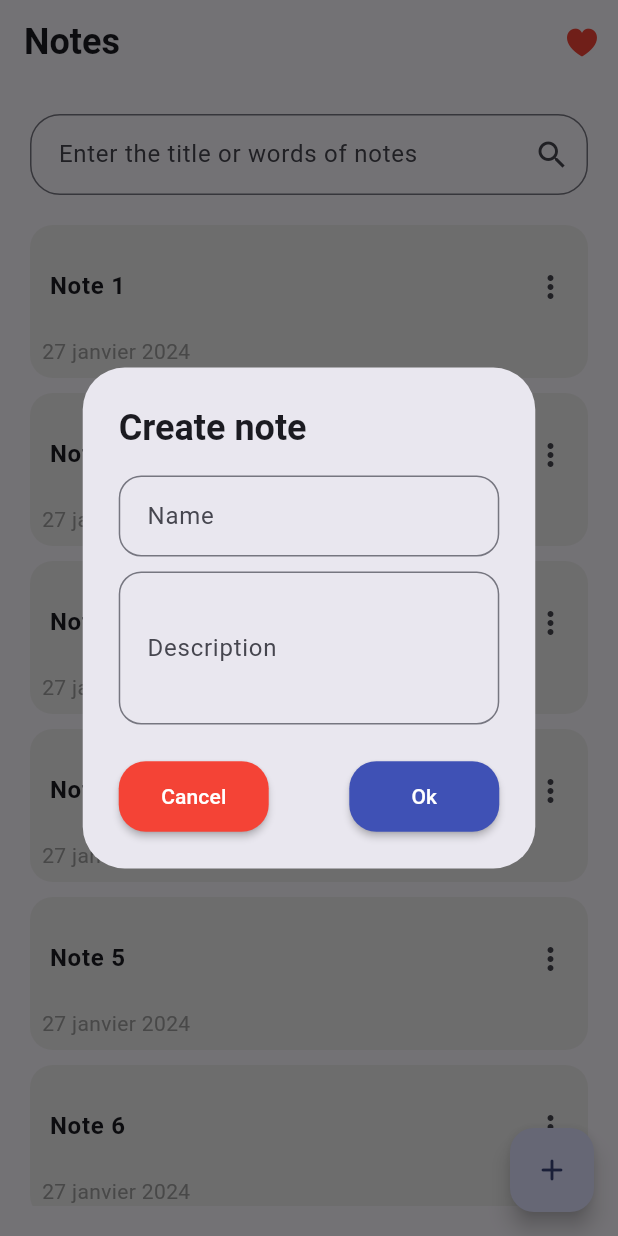
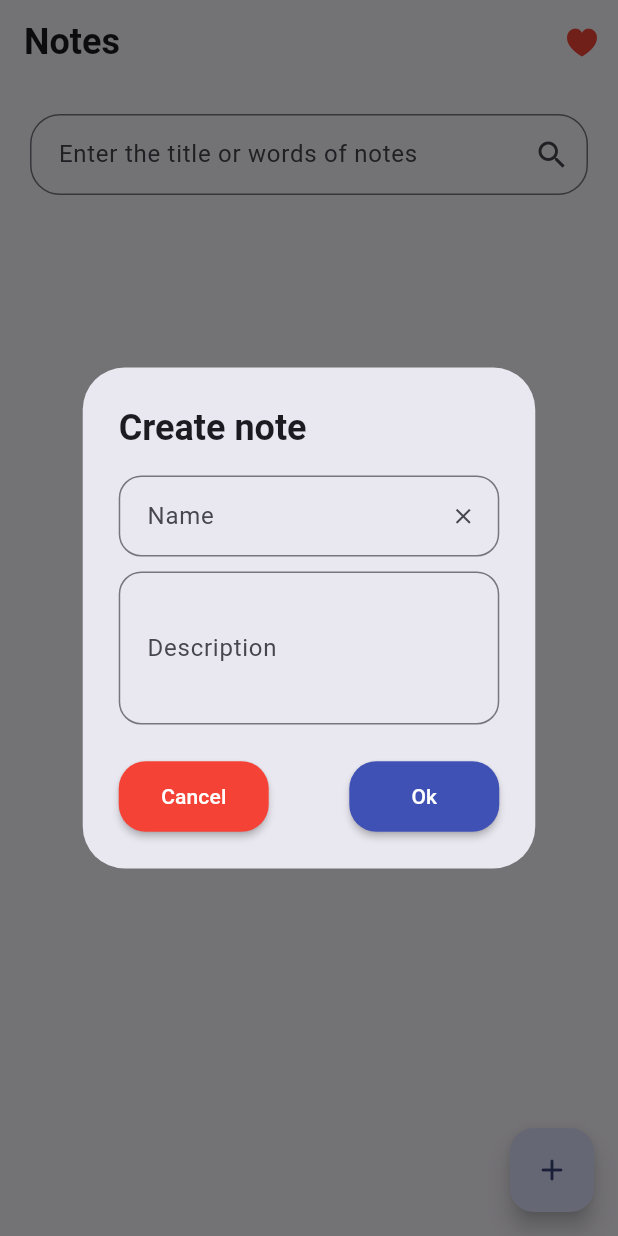
Before and after one commit to nmeedg/todoapp-flutter, a Flutter app: the screen it shows after launch, after a tap on the "add" icon, on a phone screen of 412 x 824 dp. Run offline on Flutter 3.47's test engine with Material 3 defaults, Android fonts, the phone set to English and light mode, and no system bars; our stand-ins replace get, hive, hive_flutter; accounts and stored records are empty.

Commit message:
add note

```diff
--- a/lib/main.dart
+++ b/lib/main.dart
@@ -1,8 +1,15 @@
 import 'package:flutter/cupertino.dart';
 import 'package:flutter/material.dart';
 import 'package:get/get.dart';
+import 'package:hive_flutter/hive_flutter.dart';
+import 'package:todoapp/like.dart';
 
-void main() {
+import 'note.dart';
+
+void main() async {
+  await Hive.initFlutter();
+  Hive.registerAdapter(NoteAdapter());
+  await Hive.openBox<Note>("notesBox");
   runApp(const MyApp());
 }
 
@@ -35,14 +42,20 @@ class MyHomePage extends StatefulWidget {
 
 class _MyHomePageState extends State<MyHomePage> {
   late TextEditingController _textController;
-
+  late TextEditingController _tempTextController;
+  late TextEditingController _tempDescController;
   void submitText() {
     debugPrint(_textController.text);
   }
 
+  late Box<Note> box;
+
   @override
   void initState() {
     _textController = TextEditingController();
+    _tempDescController = TextEditingController();
+    _tempTextController = TextEditingController();
+    box = Hive.box("notesBox");
     super.initState();
   }
 
@@ -56,7 +69,14 @@ class _MyHomePageState extends State<MyHomePage> {
           style: TextStyle(fontWeight: FontWeight.bold, fontSize: 24),
         ),
         actions: [
-          IconButton(onPressed: (){}, icon: Icon(CupertinoIcons.heart_fill,color: Colors.red,))
+          IconButton(
+              onPressed: () {
+                Get.to(()=> Like());
+              },
+              icon: Icon(
+                CupertinoIcons.heart_fill,
+                color: Colors.red,
+              ))
         ],
       ),
       body: Padding(
@@ -78,11 +98,20 @@ class _MyHomePageState extends State<MyHomePage> {
               height: 20,
             ),
             Expanded(
-                child: ListView.separated(
-                    itemBuilder: (ctx, index) => Container(
+                child: ValueListenableBuilder(
+                    valueListenable: box.listenable(),
+                    builder: (ctx, mybox, _) {
+                      if (mybox.length == 0) {
+                        return Center(
+                          child: Text("List of notes is empty"),
+                        );
+                      }
+                      return ListView.separated(
+                        physics: BouncingScrollPhysics(),
+                        itemBuilder: (ctx2, index) => Container(
                           padding: EdgeInsets.all(8),
                           decoration: BoxDecoration(
-                              color: Colors.grey.shade200,
+                              color: Colors.grey.shade100,
                               borderRadius:
                                   BorderRadius.all(Radius.circular(15))),
                           child: InkWell(
@@ -93,19 +122,28 @@ class _MyHomePageState extends State<MyHomePage> {
                               crossAxisAlignment: CrossAxisAlignment.start,
                               children: [
                                 ListTile(
-                                  title: Text("Note ${index+1}",style: TextStyle(fontWeight: FontWeight.bold),),
+                                  title: Text(
+                                    mybox.getAt(index)!.title,
+                                    style:
+                                        TextStyle(fontWeight: FontWeight.bold),
+                                  ),
                                   trailing: Icon(Icons.more_vert_rounded),
                                   contentPadding: EdgeInsets.all(5),
                                 ),
-                                Text("27 janvier 2024",style: TextStyle(color: Colors.grey),)
+                                Text(
+                                  mybox.getAt(index)!.date.toIso8601String(),
+                                  style: TextStyle(color: Colors.grey),
+                                )
                               ],
                             ),
                           ),
                         ),
-                    separatorBuilder: (ctx, index) => SizedBox(
+                        separatorBuilder: (ctx, index) => SizedBox(
                           height: 10,
                         ),
-                    itemCount: 15))
+                        itemCount: mybox.length,
+                      );
+                    }))
           ],
         ),
       ),
@@ -124,12 +162,24 @@ class _MyHomePageState extends State<MyHomePage> {
                     mainAxisSize: MainAxisSize.min,
                     children: [
                       TextField(
+                        onChanged: (textValue) {
+                          setState(() {});
+                        },
+                        controller: _tempTextController,
                         decoration: InputDecoration(
                             border: OutlineInputBorder(
                                 borderRadius:
                                     BorderRadius.all(Radius.circular(15))),
                             label: Text("Name"),
                             hintText: "Enter the title",
+                            suffixIcon: IconButton(
+                                onPressed: () {
+                                  _tempTextController.clear();
+                                },
+                                icon: Icon(
+                                  Icons.close,
+                                  size: 17,
+                                )),
                             contentPadding: EdgeInsets.all(15)),
                         textCapitalization: TextCapitalization.sentences,
                       ),
@@ -137,6 +187,7 @@ class _MyHomePageState extends State<MyHomePage> {
                         height: 10,
                       ),
                       TextField(
+                        controller: _tempDescController,
                         maxLines: 3,
                         decoration: InputDecoration(
                             border: OutlineInputBorder(
@@ -157,6 +208,8 @@ class _MyHomePageState extends State<MyHomePage> {
                       shape: RoundedRectangleBorder(
                           borderRadius: BorderRadius.all(Radius.circular(18))),
                       onPressed: () {
+                        _tempTextController.clear();
+                        _tempDescController.clear();
                         Get.back();
                       },
                       child: Text(
@@ -168,14 +221,27 @@ class _MyHomePageState extends State<MyHomePage> {
                       minWidth: 100,
                       color: Colors.indigo,
                       height: 47,
-                      onPressed: () {},
+                      onPressed: () {
+                        if (_tempTextController.text != "") {
+                          box.add(Note(
+                            _tempTextController.text,
+                            _tempDescController.text,
+                            DateTime.now(),
+                          ));
+                        } else {
+                          print("Note mot vide");
+                        }
+                        _tempTextController.clear();
+                        _tempDescController.clear();
+                        Get.back();
+                      },
                       child: Text(
                         "Ok",
                         style: TextStyle(color: Colors.white),
                       ),
                       shape: RoundedRectangleBorder(
                           borderRadius: BorderRadius.all(Radius.circular(18))),
-                    )
+                    ),
                   ],
                   //        icon: Icon(Icons.new_label),
                 );
--- /dev/null
+++ b/lib/note.dart
@@ -0,0 +1,16 @@
+import 'package:hive/hive.dart';
+
+part 'note.g.dart';
+
+@HiveType(typeId: 1)
+class Note extends HiveObject {
+  @HiveField(0)
+  String title;
+
+  @HiveField(1)
+  String description;
+
+  @HiveField(2)
+  DateTime date;
+  Note(this.title, this.description, this.date);
+}
```
Also changed, not shown: lib/detail.dart (added, +21 -0 lines), lib/like.dart (added, +20 -0 lines), lib/note.g.dart (added).
